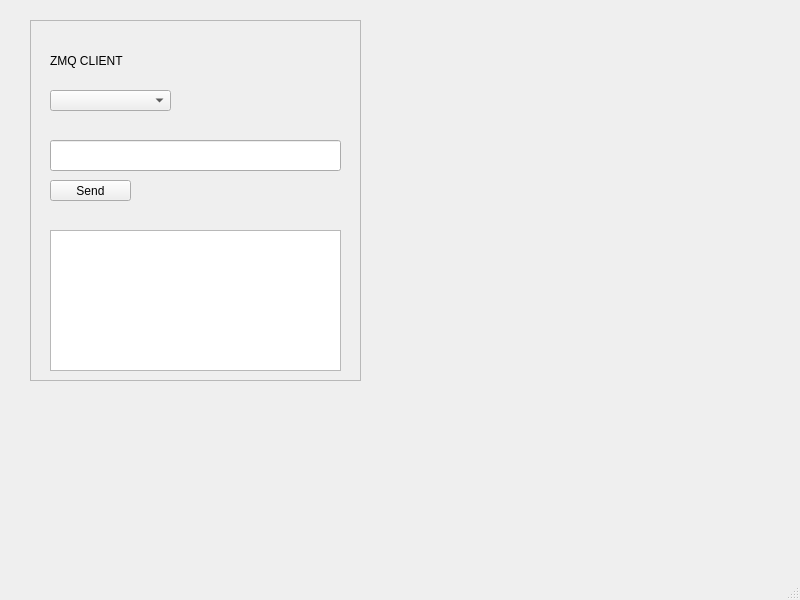
Above: Benthernet/ZMQClientGUI/mainwindow.ui from driesnuttin25/Pxl_Benternet before the change. Below: the same form after it.
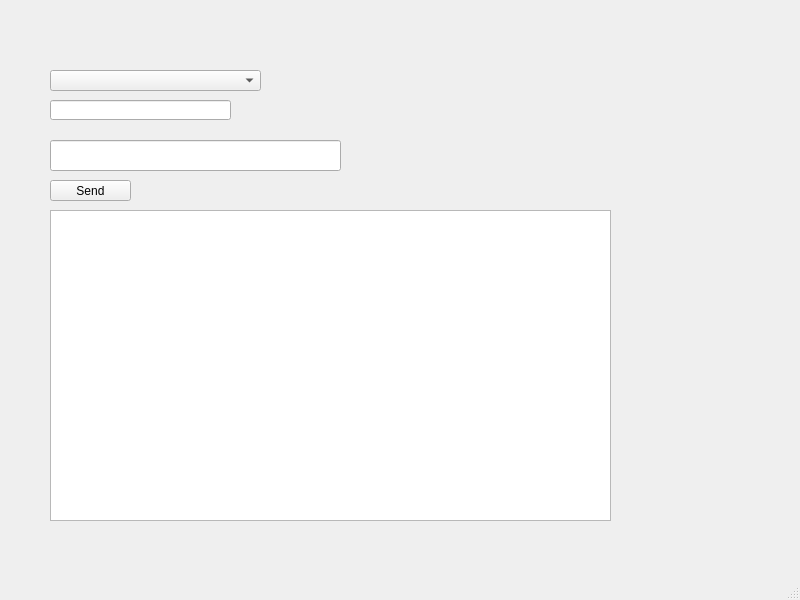
That is the form after the change.

Commit message: Added client window and fixed time-outs

The edit to the form file:
```diff
--- a/Benthernet/ZMQClientGUI/mainwindow.ui
+++ b/Benthernet/ZMQClientGUI/mainwindow.ui
@@ -41,8 +41,8 @@
     <property name="geometry">
      <rect>
       <x>50</x>
-      <y>90</y>
-      <width>121</width>
+      <y>70</y>
+      <width>211</width>
       <height>21</height>
      </rect>
     </property>
@@ -51,40 +51,21 @@
     <property name="geometry">
      <rect>
       <x>50</x>
-      <y>230</y>
-      <width>291</width>
-      <height>141</height>
+      <y>210</y>
+      <width>561</width>
+      <height>311</height>
      </rect>
     </property>
    </widget>
-   <widget class="QFrame" name="frame">
+   <widget class="QLineEdit" name="usernameLineEdit">
     <property name="geometry">
      <rect>
-      <x>30</x>
-      <y>20</y>
-      <width>331</width>
-      <height>361</height>
+      <x>50</x>
+      <y>100</y>
+      <width>181</width>
+      <height>20</height>
      </rect>
     </property>
-    <property name="frameShape">
-     <enum>QFrame::StyledPanel</enum>
-    </property>
-    <property name="frameShadow">
-     <enum>QFrame::Raised</enum>
-    </property>
-    <widget class="QLabel" name="label">
-     <property name="geometry">
-      <rect>
-       <x>20</x>
-       <y>30</y>
-       <width>91</width>
-       <height>21</height>
-      </rect>
-     </property>
-     <property name="text">
-      <string>ZMQ CLIENT</string>
-     </property>
-    </widget>
    </widget>
   </widget>
   <widget class="QMenuBar" name="menubar">
```
The commit also changes 15 other files.
